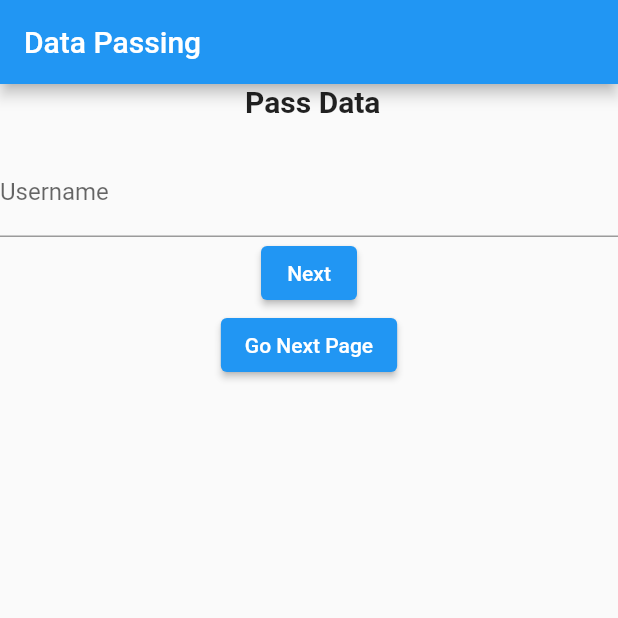
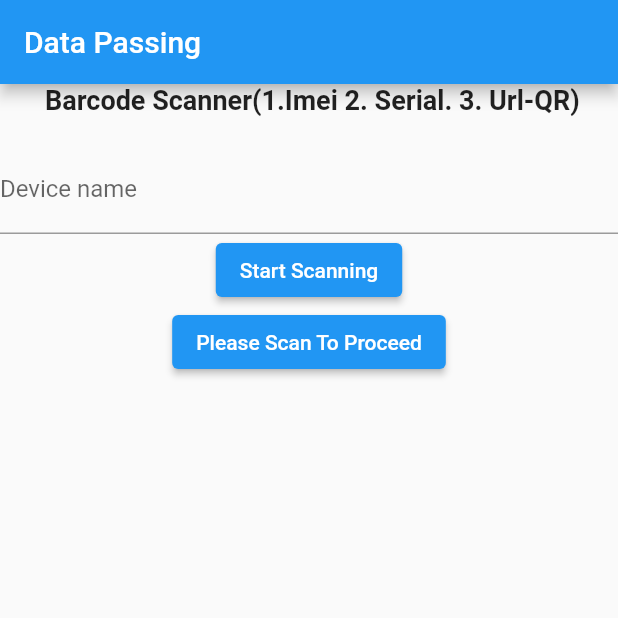
Before and after one commit to collinsoops/barcodescanner-flutter, a Flutter app: the screen it shows after launch, on a phone screen of 412 x 824 dp, the top half of it. Run offline on Flutter 3.47's test engine with Material 2 defaults, Android fonts, the phone set to English and light mode, and no system bars; missing offline and left inert: flutter_barcode_scanner.

Commit message:
Qr Scannr added

```diff
--- a/lib/main.dart
+++ b/lib/main.dart
@@ -94,24 +94,33 @@ class HomeState extends State<Home>  {
             children: <Widget>[
               Padding(
                 child: new Text(
-                  ' Pass Data',
-                  style: new TextStyle(fontWeight: FontWeight.bold,fontSize: 20.0),
+                  ' Barcode Scanner(1.Imei 2. Serial. 3. Url-QR)',
+                  style: new TextStyle(fontWeight: FontWeight.bold,fontSize: 18.0),
                   textAlign: TextAlign.center,
                 ),
                 padding: EdgeInsets.only(bottom: 20.0),
               ),
               TextFormField(
-                decoration: InputDecoration(labelText: 'Username'),
+                decoration: InputDecoration(labelText: 'Device name'),
                 controller: _nameController,
               ),
               ElevatedButton(onPressed: (){
                 ImeiscanBarcodeNormal();
-              }, child: Text('Next')),
+              }, child: Text('Start Scanning')),
+           _nameController.text!=null && strImei!= null && strSerial !=null?
+              ElevatedButton(onPressed: () {
+                Navigator.of(context).push(
+                    MaterialPageRoute(builder: (context) =>
+                        Post(name: _nameController.text,
+                            imei: strImei,
+                            serial: strSerial,
+                            url: StrUrl)));
+              }, child: Text('Proceed to Post on Database'))
+            :
+            ElevatedButton(onPressed: () {
 
+            }, child: Text('Please Scan To Proceed'))
 
-          ElevatedButton(onPressed: (){
-            Navigator.of(context).push(MaterialPageRoute(builder: (context)=>Post(name: _nameController.text, imei: strImei, serial: strSerial, url: StrUrl)));
-          }, child: Text('Go Next Page')),
             ],
           ),
         ),
```
Also changed, not shown: 1 other file.
